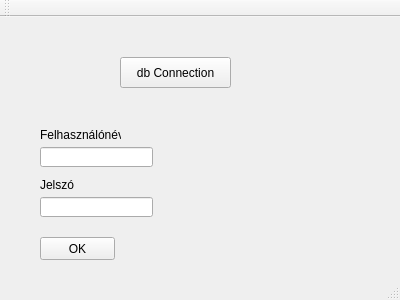
The window that qtserver/mainwindow.ui (p-anna9603/fancy_nev) describes before a commit, drawn with Qt 5.
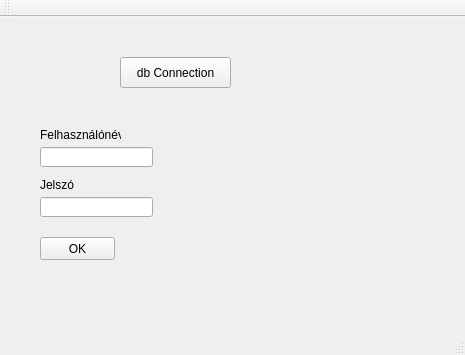
The same window after the commit.

```diff
--- a/qtserver/mainwindow.ui
+++ b/qtserver/mainwindow.ui
@@ -6,8 +6,8 @@
    <rect>
     <x>0</x>
     <y>0</y>
-    <width>400</width>
-    <height>300</height>
+    <width>465</width>
+    <height>355</height>
    </rect>
   </property>
   <property name="windowTitle">
```
Left out of the diff: 2 changed lines with no effect on the pictures.
